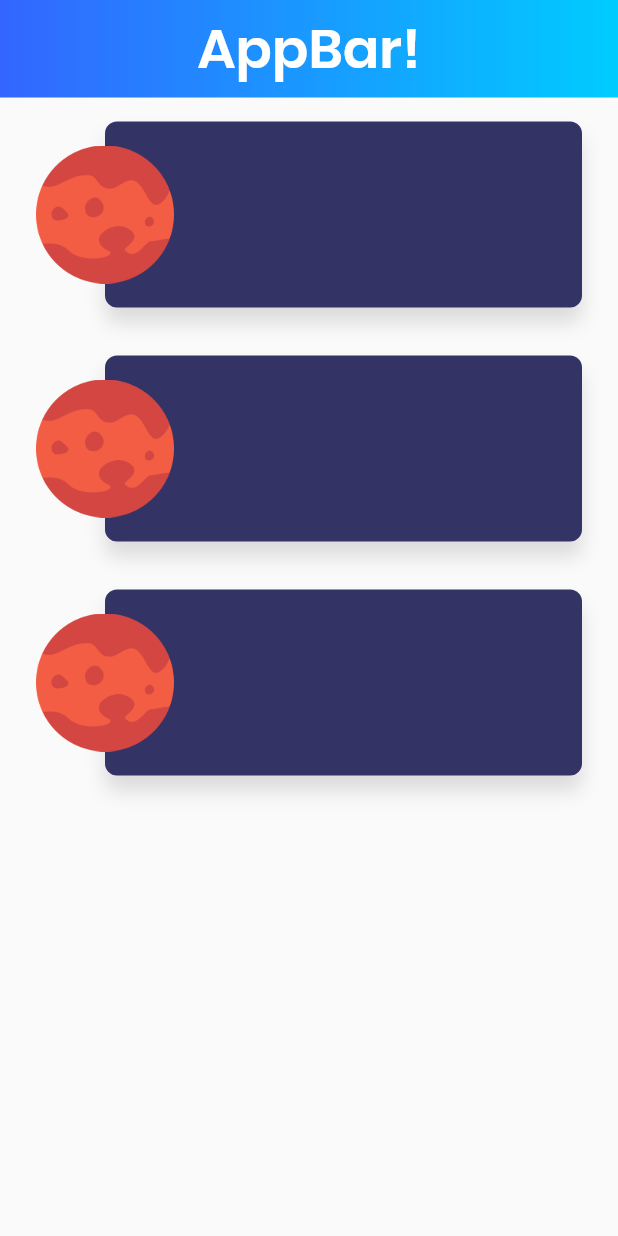
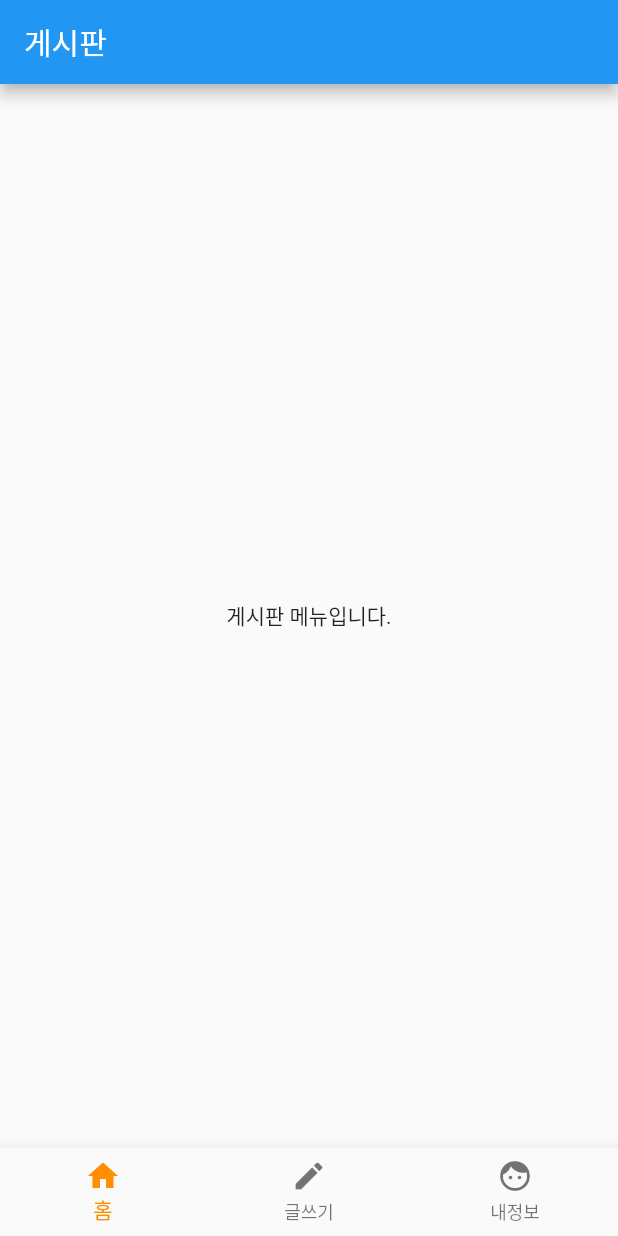
Before and after one commit to kys6879/flutter-study, a Flutter app: the screen it shows after launch, on a phone screen of 412 x 824 dp. Run offline on Flutter 3.47's test engine with Material 2 defaults, Android fonts, the phone set to English and light mode, and no system bars.

Commit message:
bottonbar 구성

```diff
--- a/lib/GradientAppBar.dart
+++ /dev/null
@@ -1,37 +0,0 @@
-import 'package:flutter/material.dart';
-
-class GradientAppBar extends StatelessWidget {
-  final String title;
-  final double barHeight = 65.0;
-  GradientAppBar(this.title);
-
-  @override
-  Widget build(BuildContext context) {
-    final double statusBarHeight = MediaQuery.of(context).padding.top;
-
-    return Container(
-      padding: EdgeInsets.only(top: statusBarHeight),
-      height: statusBarHeight + barHeight,
-      decoration: BoxDecoration(
-          gradient: LinearGradient(
-              colors: [
-                Color(0xFF3366FF),
-                Color(0xFF00CCFF),
-              ],
-              begin: FractionalOffset(0.0, 0.0),
-              end: FractionalOffset(1.0, 0.0),
-              stops: [0.0, 1.0],
-              tileMode: TileMode.clamp)),
-      child: Center(
-        child: Text(
-          title,
-          style: TextStyle(
-              color: Colors.white,
-              fontFamily: 'Poppins',
-              fontWeight: FontWeight.w600,
-              fontSize: 36.0),
-        ),
-      ),
-    );
-  }
-}
--- a/lib/HomePage.dart
+++ b/lib/HomePage.dart
@@ -1,18 +1,42 @@
 import 'package:flutter/material.dart';
-import './GradientAppBar.dart';
-import 'package:my_app/HomePageBody.dart';
 
-class HomePage extends StatelessWidget {
+class HomePage extends StatefulWidget {
+  HomePage();
+
+  @override
+  _HomePageState createState() => _HomePageState();
+}
+
+class _HomePageState extends State<HomePage> {
+  int _selectedIndex = 0;
+
+  List<Widget> _widgetOptions = <Widget>[
+    Text('게시판 메뉴입니다.'),
+    Text('글쓰기 메뉴입니다.'),
+    Text('내정보 메뉴입니다.')
+  ];
+
+  void _onItemTapped(int index) {
+    setState(() {
+      _selectedIndex = index;
+    });
+  }
+
   @override
   Widget build(BuildContext context) {
     return Scaffold(
-        body: Column(
-      children: <Widget>[
-        GradientAppBar("AppBar!"),
-        HomePageBody(),
-        HomePageBody(),
-        HomePageBody()
-      ],
-    ));
+      appBar: AppBar(title: Text("게시판")),
+      body: Center(child: _widgetOptions.elementAt(_selectedIndex)),
+      bottomNavigationBar: BottomNavigationBar(
+        items: const <BottomNavigationBarItem>[
+          BottomNavigationBarItem(icon: Icon(Icons.home), title: Text('홈')),
+          BottomNavigationBarItem(icon: Icon(Icons.edit), title: Text('글쓰기')),
+          BottomNavigationBarItem(icon: Icon(Icons.face), title: Text('내정보'))
+        ],
+        currentIndex: _selectedIndex,
+        selectedItemColor: Colors.amber[800],
+        onTap: _onItemTapped,
+      ),
+    );
   }
 }
--- a/lib/HomePageBody.dart
+++ /dev/null
@@ -1,9 +0,0 @@
-import 'package:flutter/material.dart';
-import 'package:my_app/PlanetRow.dart';
-
-class HomePageBody extends StatelessWidget {
-  @override
-  Widget build(BuildContext context) {
-    return PlanetRow();
-  }
-}
--- a/lib/PlanetRow.dart
+++ /dev/null
@@ -1,35 +0,0 @@
-import 'package:flutter/material.dart';
-
-class PlanetRow extends StatelessWidget {
-  @override
-  Widget build(BuildContext context) {
-    final planetThumnail = new Container(
-      margin: EdgeInsets.symmetric(vertical: 16.0),
-      alignment: FractionalOffset.centerLeft,
-      child: Image(
-          image: AssetImage("assets/images/mars.png"), height: 92, width: 92),
-    );
-
-    final planetCard = new Container(
-      height: 124.0,
-      margin: EdgeInsets.only(left: 46.0),
-      decoration: BoxDecoration(
-          color: Color(0xFF333366),
-          shape: BoxShape.rectangle,
-          borderRadius: BorderRadius.circular(8.0),
-          boxShadow: <BoxShadow>[
-            BoxShadow(
-                color: Colors.black12,
-                blurRadius: 10.0,
-                offset: Offset(0.0, 10.0))
-          ]),
-    );
-
-    return Container(
-      margin: const EdgeInsets.symmetric(vertical: 16.0, horizontal: 24.0),
-      child: Stack(
-        children: <Widget>[planetCard, planetThumnail],
-      ),
-    );
-  }
-}
--- a/lib/cupertino_page.dart
+++ /dev/null
@@ -1,35 +0,0 @@
-import 'package:flutter/material.dart';
-import 'package:flutter/cupertino.dart';
-
-class CupertinoPage extends StatefulWidget {
-  @override
-  _CupertinoPageState createState() => _CupertinoPageState();
-}
-
-class _CupertinoPageState extends State<CupertinoPage> {
-  bool _switch = false;
-
-  @override
-  Widget build(BuildContext context) {
-    return Scaffold(
-      appBar: CupertinoNavigationBar(
-        middle: Text('Cupertino_appbar'),
-      ),
-      body: Column(
-        children: <Widget>[
-          CupertinoButton(
-            child: Text("cupertino button"),
-          ),
-          CupertinoSwitch(
-            value: _switch,
-            onChanged: (bool value) {
-              setState(() {
-                this._switch = value;
-              });
-            },
-          )
-        ],
-      ),
-    );
-  }
-}
```
